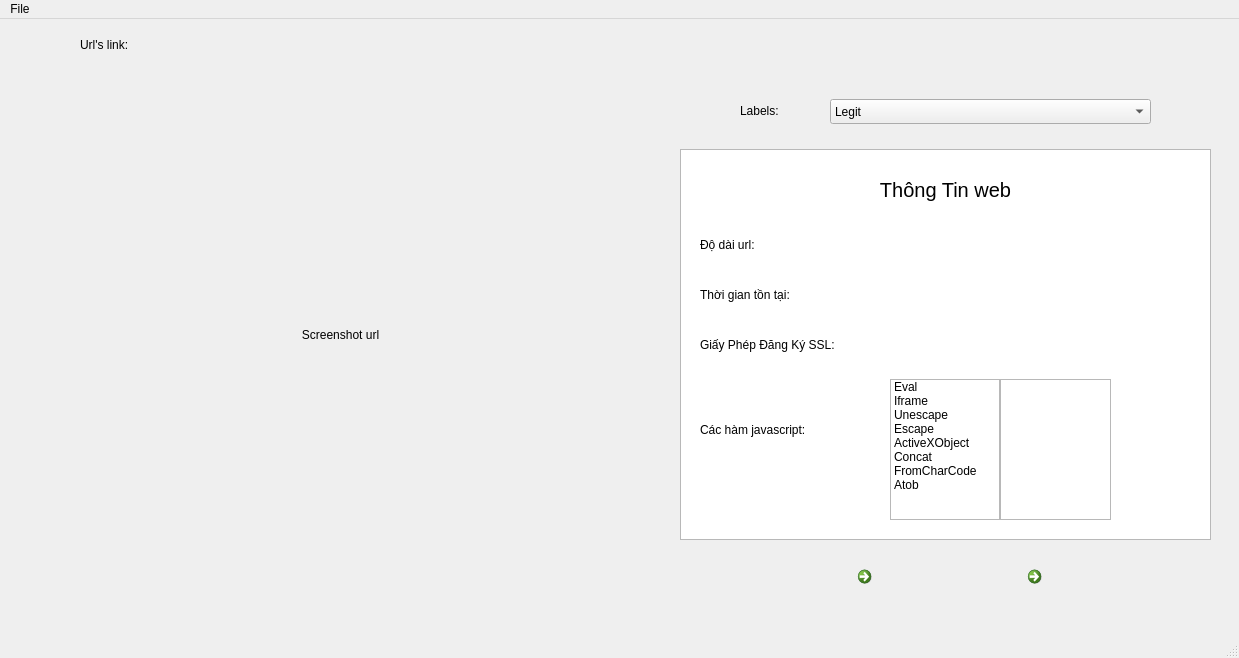
First picture: the form in UI/MainWin.ui, repository aidenpearce001/LabelPhishing, before the edit.
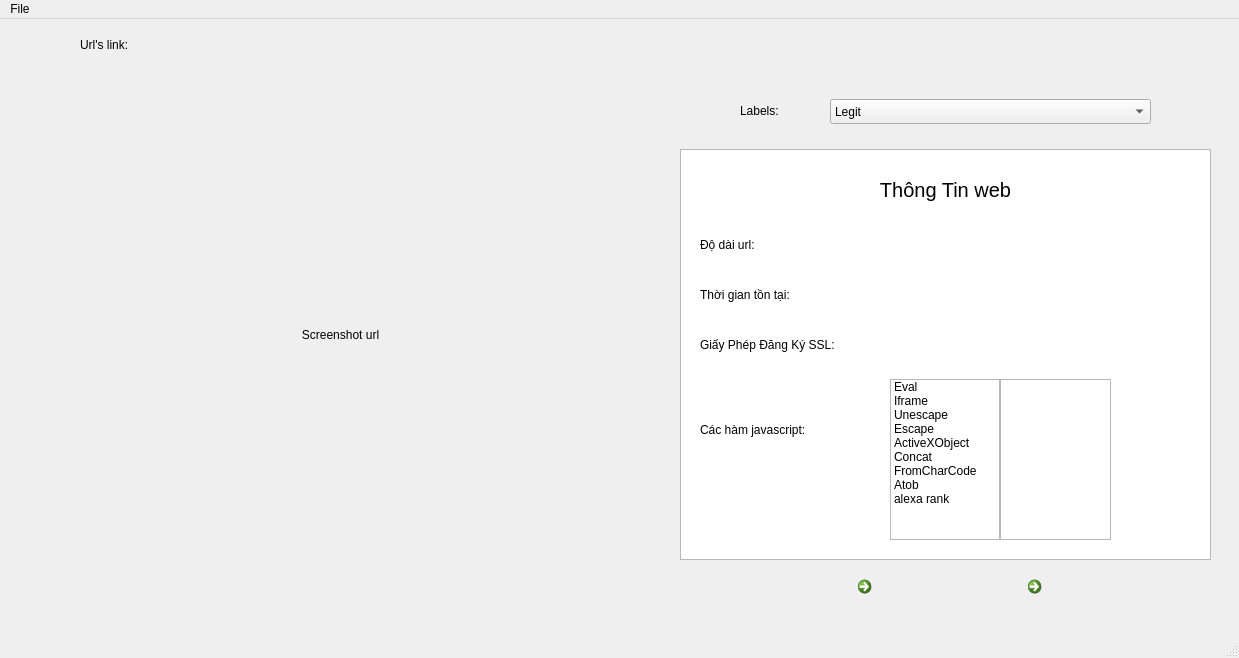
Second picture: the form after the edit. Icons and pictures are not drawn.

What changed in the file:
```diff
--- a/UI/MainWin.ui
+++ b/UI/MainWin.ui
@@ -26,7 +26,7 @@
       <x>680</x>
       <y>130</y>
       <width>531</width>
-      <height>391</height>
+      <height>411</height>
      </rect>
     </property>
     <property name="sizePolicy">
@@ -188,7 +188,7 @@
       <x>890</x>
       <y>360</y>
       <width>110</width>
-      <height>141</height>
+      <height>161</height>
      </rect>
     </property>
     <item>
@@ -231,6 +231,11 @@
       <string>Atob</string>
      </property>
     </item>
+    <item>
+     <property name="text">
+      <string>alexa rank</string>
+     </property>
+    </item>
    </widget>
    <widget class="QListWidget" name="listWidget_2">
     <property name="geometry">
@@ -238,7 +243,7 @@
       <x>1000</x>
       <y>360</y>
       <width>111</width>
-      <height>141</height>
+      <height>161</height>
      </rect>
     </property>
    </widget>
@@ -323,7 +328,7 @@
     <property name="geometry">
      <rect>
       <x>1020</x>
-      <y>540</y>
+      <y>550</y>
       <width>71</width>
       <height>51</height>
      </rect>
@@ -352,7 +357,7 @@
     <property name="geometry">
      <rect>
       <x>850</x>
-      <y>540</y>
+      <y>550</y>
       <width>71</width>
       <height>51</height>
      </rect>
```
